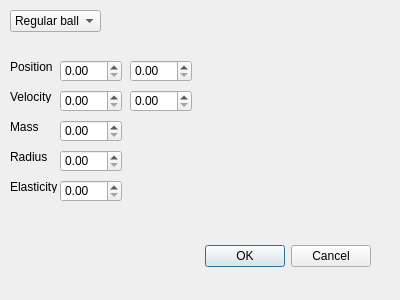
The window that balls/adddialog.ui (MikeKneeB/BallSimulation) describes before a commit, drawn with Qt 5.
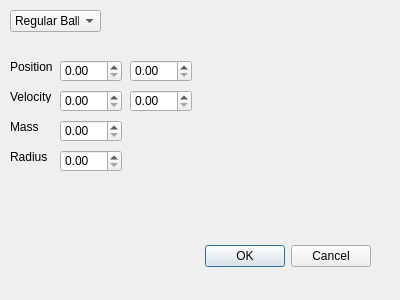
The same window after the commit.

What changed in the file:
```diff
--- a/balls/adddialog.ui
+++ b/balls/adddialog.ui
@@ -40,7 +40,7 @@
    </property>
    <item>
     <property name="text">
-     <string>Regular ball</string>
+     <string>Regular Ball</string>
     </property>
    </item>
    <item>
@@ -161,29 +161,6 @@
     <string>Radius</string>
    </property>
   </widget>
-  <widget class="QDoubleSpinBox" name="doubleSpinBox_7">
-   <property name="geometry">
-    <rect>
-     <x>60</x>
-     <y>180</y>
-     <width>62</width>
-     <height>22</height>
-    </rect>
-   </property>
-  </widget>
-  <widget class="QLabel" name="label_5">
-   <property name="geometry">
-    <rect>
-     <x>10</x>
-     <y>180</y>
-     <width>47</width>
-     <height>13</height>
-    </rect>
-   </property>
-   <property name="text">
-    <string>Elasticity</string>
-   </property>
-  </widget>
  </widget>
  <resources/>
  <connections>
```
Left out of the diff: 2 changed lines with no effect on the pictures.
